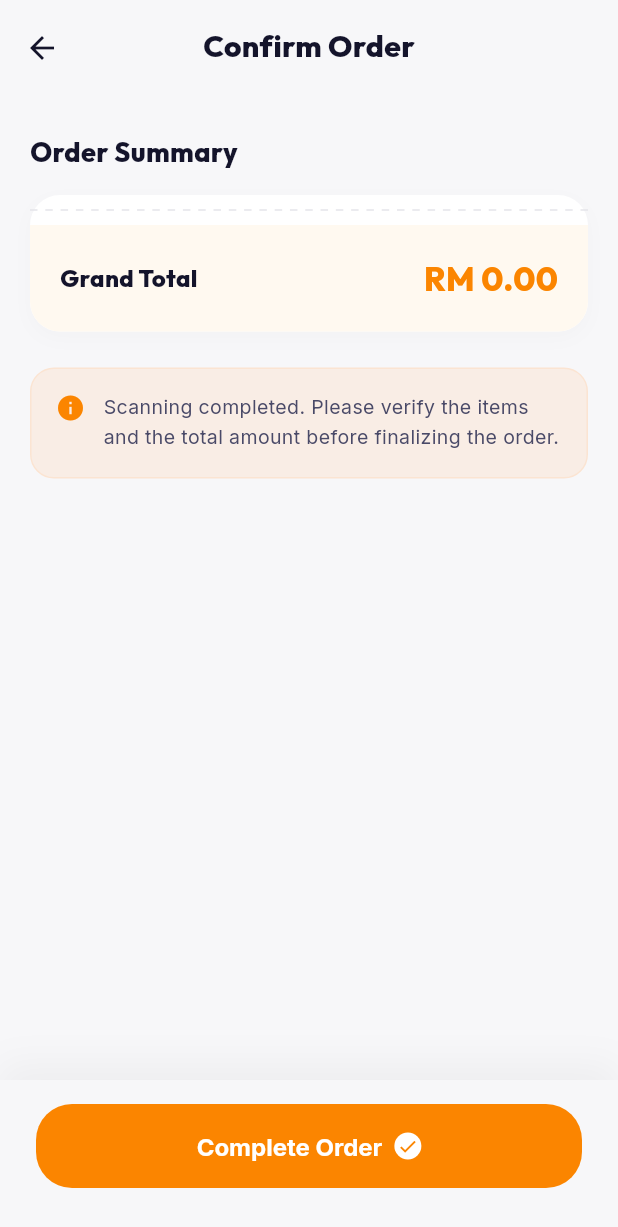
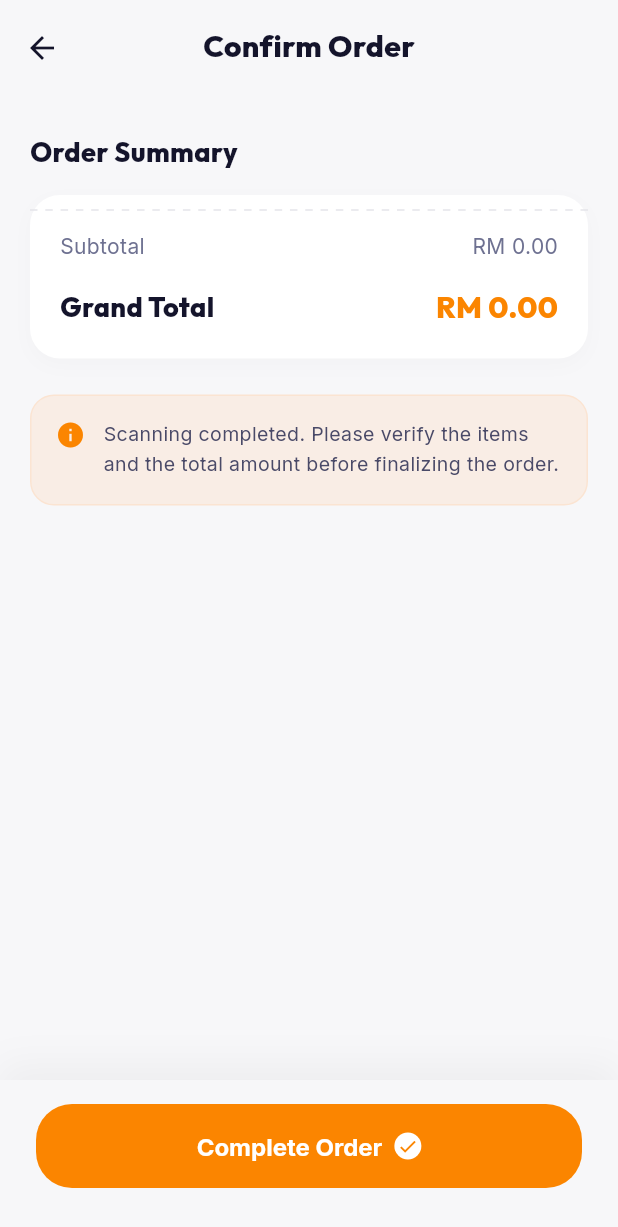
Before and after one commit to azrylshamin/lauk-ai, a Flutter app: the ConfirmOrderPage screen opened directly with empty values, on a phone screen of 412 x 824 dp. Shown: the top 1227 px of the screen. Run offline on Flutter 3.47's test engine with Material 3 defaults, Android fonts, the phone set to English and light mode, and no system bars; our stand-ins replace dotted_border, google_fonts, image_picker, shared_preferences; accounts and stored records are empty; network calls fail.

Commit message:
Implement tax breakdown in order confirmation and transaction details

```diff
--- a/frontend/mobile/lib/pages/dashboard/confirm_order_page.dart
+++ b/frontend/mobile/lib/pages/dashboard/confirm_order_page.dart
@@ -1,18 +1,21 @@
 import 'package:flutter/material.dart';
 import 'package:google_fonts/google_fonts.dart';
 import '../../models/detection_result.dart';
+import '../../models/restaurant.dart';
 import '../../services/bill_service.dart';
 import 'order_success_page.dart';
 
 class ConfirmOrderPage extends StatefulWidget {
   final List<DetectionItem> items;
   final double total;
+  final Restaurant? restaurant;
   final VoidCallback onOrderCompleted;
 
   const ConfirmOrderPage({
     super.key,
     required this.items,
     required this.total,
+    this.restaurant,
     required this.onOrderCompleted,
   });
 
@@ -26,6 +29,20 @@ class _ConfirmOrderPageState extends State<ConfirmOrderPage> {
   bool _success = false;
   String? _error;
 
+  double get _sstAmount {
+    final r = widget.restaurant;
+    if (r == null || !r.sstEnabled) return 0;
+    return (widget.total * r.sstRate / 100 * 100).round() / 100;
+  }
+
+  double get _scAmount {
+    final r = widget.restaurant;
+    if (r == null || !r.scEnabled) return 0;
+    return (widget.total * r.scRate / 100 * 100).round() / 100;
+  }
+
+  double get _grandTotal => ((widget.total + _sstAmount + _scAmount) * 100).round() / 100;
+
   Future<void> _completeOrder() async {
     setState(() => _confirming = true);
     try {
@@ -38,7 +55,7 @@ class _ConfirmOrderPageState extends State<ConfirmOrderPage> {
               })
           .toList();
 
-      final createdBill = await _billService.createBill(billItems, widget.total);
+      final createdBill = await _billService.createBill(billItems, _grandTotal);
 
       setState(() {
         _success = true;
@@ -162,11 +179,6 @@ class _ConfirmOrderPageState extends State<ConfirmOrderPage> {
                                           borderRadius: BorderRadius.circular(12),
                                         ),
                                         child: const Icon(Icons.fastfood, color: Colors.grey),
-                                        // In a real app we'd load the item image here if available:
-                                        // child: ClipRRect(
-                                        //   borderRadius: BorderRadius.circular(12),
-                                        //   child: Image.network(item.imageUrl, fit: BoxFit.cover),
-                                        // ),
                                       ),
                                       const SizedBox(width: 16),
                                       Expanded(
@@ -248,31 +260,60 @@ class _ConfirmOrderPageState extends State<ConfirmOrderPage> {
                             ),
                           ),
 
+                          // Subtotal & Tax Breakdown
+                          Padding(
+                            padding: const EdgeInsets.only(left: 20, right: 20, top: 4, bottom: 20),
+                            child: Column(
+                              children: [
+                                Row(
+                                  mainAxisAlignment: MainAxisAlignment.spaceBetween,
+                                  children: [
+                                    Text('Subtotal', style: GoogleFonts.inter(color: const Color(0xFF6E7191), fontSize: 14)),
+                                    Text('RM ${widget.total.toStringAsFixed(2)}', style: GoogleFonts.inter(color: const Color(0xFF6E7191), fontSize: 14)),
+                                  ],
+                                ),
+                                if (_sstAmount > 0) ...[
+                                  const SizedBox(height: 8),
+                                  Row(
+                                    mainAxisAlignment: MainAxisAlignment.spaceBetween,
+                                    children: [
+                                      Text('SST', style: GoogleFonts.inter(color: const Color(0xFF6E7191), fontSize: 14)),
+                                      Text('RM ${_sstAmount.toStringAsFixed(2)}', style: GoogleFonts.inter(color: const Color(0xFF6E7191), fontSize: 14)),
+                                    ],
+                                  ),
+                                ],
+                                if (_scAmount > 0) ...[
+                                  const SizedBox(height: 8),
+                                  Row(
+                                    mainAxisAlignment: MainAxisAlignment.spaceBetween,
+                                    children: [
+                                      Text('Service Charge', style: GoogleFonts.inter(color: const Color(0xFF6E7191), fontSize: 14)),
+                                      Text('RM ${_scAmount.toStringAsFixed(2)}', style: GoogleFonts.inter(color: const Color(0xFF6E7191), fontSize: 14)),
+                                    ],
+                                  ),
+                                ],
+                                const SizedBox(height: 16),
                                 // Grand Total
-                          Container(
-                            padding: const EdgeInsets.all(20),
-                            decoration: const BoxDecoration(
-                              color: Color(0xFFFFF9F0),
-                              borderRadius: BorderRadius.vertical(bottom: Radius.circular(20)),
-                            ),
-                            child: Row(
+                                Row(
                                   mainAxisAlignment: MainAxisAlignment.spaceBetween,
                                   children: [
                                     Text(
                                       'Grand Total',
                                       style: GoogleFonts.outfit(
-                                    fontSize: 16,
+                                        fontSize: 18,
                                         fontWeight: FontWeight.w800,
                                         color: const Color(0xFF14142B),
                                       ),
                                     ),
                                     Text(
-                                  'RM ${widget.total.toStringAsFixed(2)}',
+                                      'RM ${_grandTotal.toStringAsFixed(2)}',
                                       style: GoogleFonts.outfit(
-                                    fontSize: 22,
+                                        fontSize: 20,
                                         fontWeight: FontWeight.w800,
                                         color: const Color(0xFFfb8500),
                                       ),
+                                    ),
+                                  ],
                                 ),
                               ],
                             ),
```
Also changed, not shown: frontend/mobile/lib/pages/dashboard/scan_tab.dart (+18 -0 lines), frontend/mobile/lib/pages/dashboard/transaction_details_page.dart (+30 -10 lines). Lines whose indentation alone changed are shown as unchanged.
